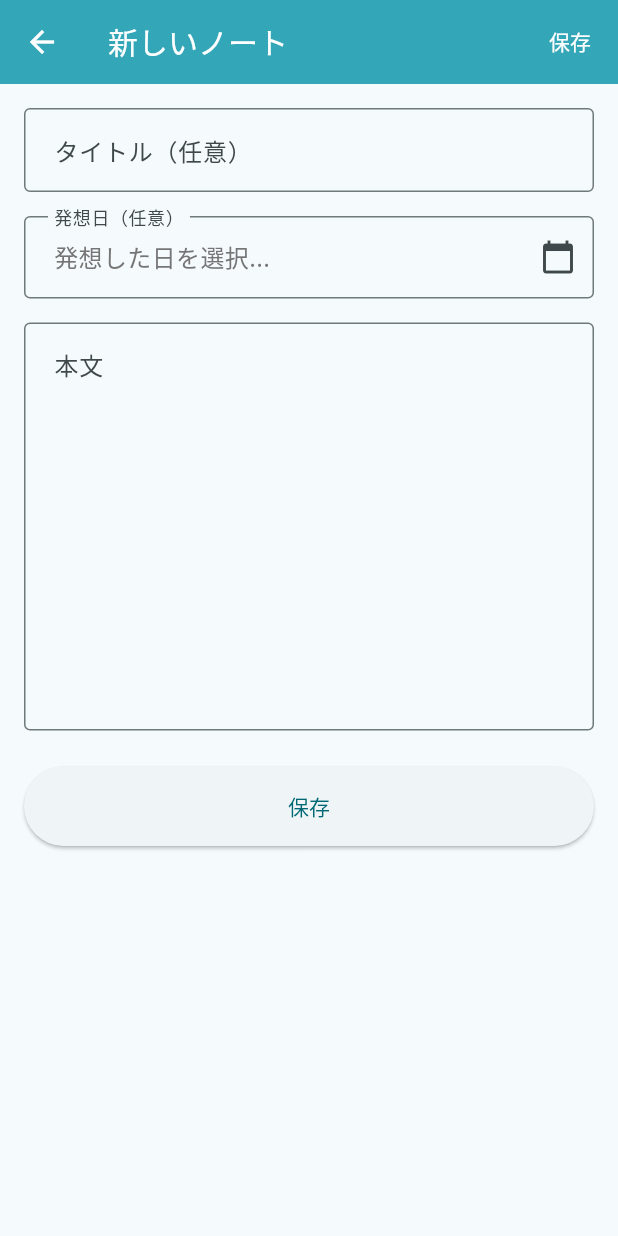
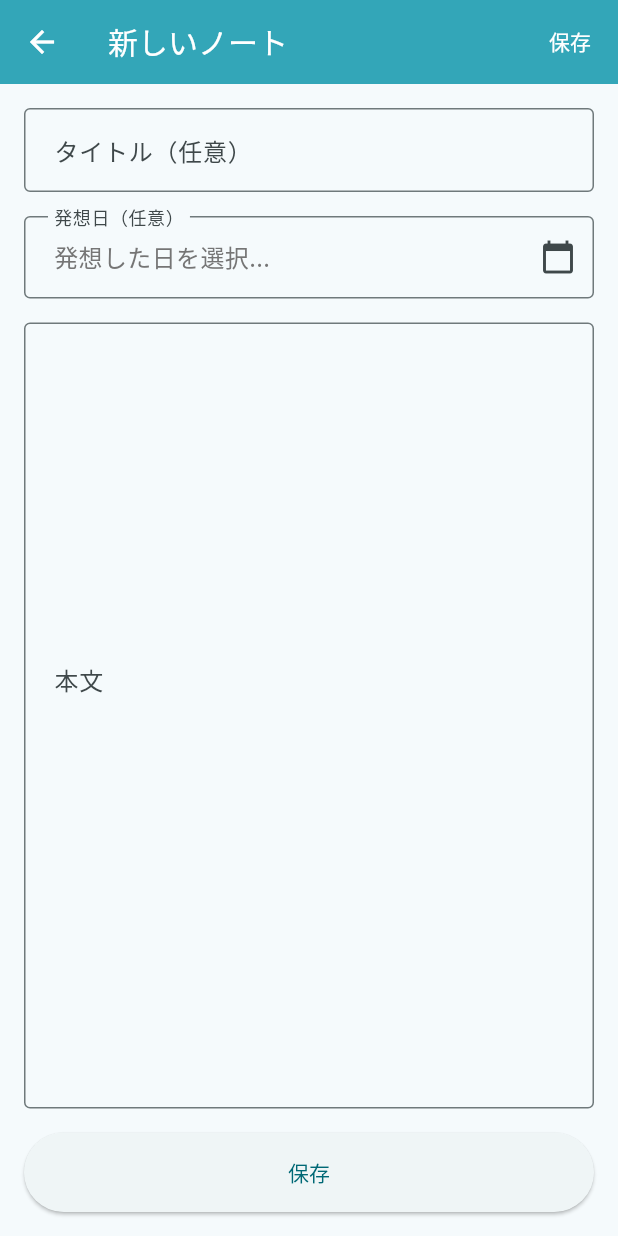
Before and after one commit to itezora-nonoha/logicket, a Flutter app: the NoteEditorScreen screen opened directly, on a phone screen of 412 x 824 dp. Run offline on Flutter 3.47's test engine with Material 3 defaults, Android fonts, the phone set to English and light mode, and no system bars; our stand-ins replace cloud_firestore, firebase_auth, firebase_core, flutter_markdown; accounts and stored records are empty.

Commit message:
revert カーソル位置ずれが解消されなかったので、revert

```diff
--- a/lib/screens/note_editor_screen.dart
+++ b/lib/screens/note_editor_screen.dart
@@ -42,7 +42,6 @@ class _NoteEditorScreenState extends State<NoteEditorScreen> {
   @override
   Widget build(BuildContext context) {
     return Scaffold(
-      resizeToAvoidBottomInset: true, // キーボード表示時のリサイズを有効化
       appBar: AppBar(
         title: Text(
           widget.note == null ? '新しいノート' : 'ノートを編集',
@@ -73,18 +72,8 @@ class _NoteEditorScreenState extends State<NoteEditorScreen> {
             ),
         ],
       ),
-      body: SafeArea(
-        child: Padding(
+      body: Padding(
         padding: const EdgeInsets.all(16),
-          child: SingleChildScrollView(
-            child: ConstrainedBox(
-              constraints: BoxConstraints(
-                minHeight: MediaQuery.of(context).size.height -
-                    MediaQuery.of(context).padding.top -
-                    kToolbarHeight -
-                    32, // padding
-              ),
-              child: IntrinsicHeight(
         child: Column(
           children: [
             if (widget.insertAfterOrder != null)
@@ -172,28 +161,16 @@ class _NoteEditorScreenState extends State<NoteEditorScreen> {
             const SizedBox(height: 16),
 
             // 本文入力欄
-                    Flexible(
-                      child: Container(
-                        constraints: BoxConstraints(
-                          minHeight: 200,
-                          maxHeight: MediaQuery.of(context).size.height * 0.6,
-                        ),
+            Expanded(
               child: TextField(
                 controller: _contentController,
                 maxLines: null,
-                          minLines: 10,
+                expands: true,
                 autocorrect: false,
                 enableSuggestions: false,
-                          enableInteractiveSelection: true,
                 keyboardType: TextInputType.multiline,
                 textInputAction: TextInputAction.newline,
                 textCapitalization: TextCapitalization.none,
-                          scrollPadding: const EdgeInsets.only(bottom: 120), // キーボード用余白
-                          smartDashesType: SmartDashesType.disabled,
-                          smartQuotesType: SmartQuotesType.disabled,
-                          showCursor: true,
-                          cursorWidth: 2.0,
-                          cursorRadius: const Radius.circular(2.0),
                 decoration: const InputDecoration(
                   labelText: '本文',
                   hintText: 'マークダウンでノートを書いてください...\n\n[[ノートID]] でリンクを作成できます',
@@ -210,10 +187,7 @@ class _NoteEditorScreenState extends State<NoteEditorScreen> {
                 ),
               ),
             ),
-                    ),
-                    const SizedBox(height: 24),
-                    // キーボードが表示されていない時のみ保存ボタンを表示
-                    if (MediaQuery.of(context).viewInsets.bottom == 0)
+            const SizedBox(height: 16),
             SizedBox(
               width: double.infinity,
               child: ElevatedButton(
@@ -228,31 +202,6 @@ class _NoteEditorScreenState extends State<NoteEditorScreen> {
           ],
         ),
       ),
-            ),
-          ),
-        ),
-      ),
-      // キーボード表示時のフローティング保存ボタン
-      floatingActionButton: MediaQuery.of(context).viewInsets.bottom > 0
-          ? FloatingActionButton.extended(
-              onPressed: _isLoading ? null : _saveNote,
-              icon: _isLoading
-                  ? const SizedBox(
-                      width: 20,
-                      height: 20,
-                      child: CircularProgressIndicator(
-                        strokeWidth: 2,
-                        color: Colors.white,
-                      ),
-                    )
-                  : const Icon(Icons.save),
-              label: Text(
-                _isLoading ? '保存中' : '保存',
-                style: const TextStyle(fontFamily: 'NotoSansJP'),
-              ),
-            )
-          : null,
-      floatingActionButtonLocation: FloatingActionButtonLocation.endFloat,
     );
   }
 
```
Lines whose indentation alone changed are shown as unchanged.
